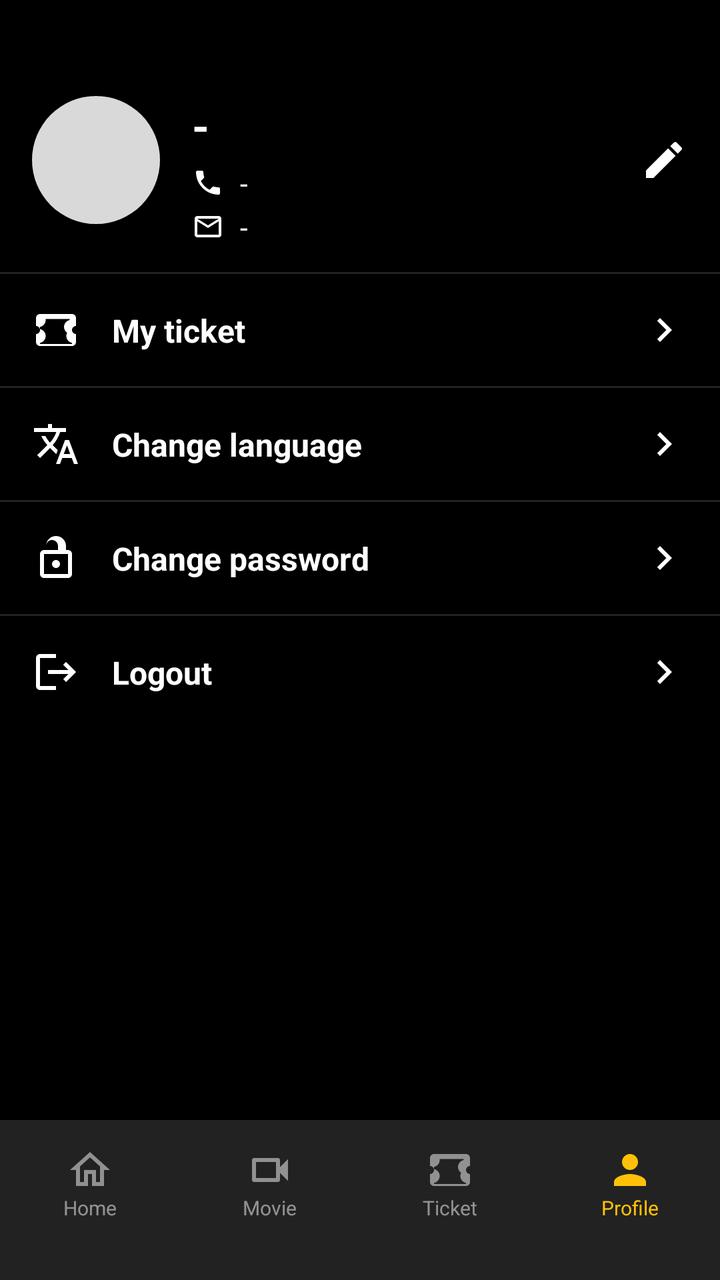
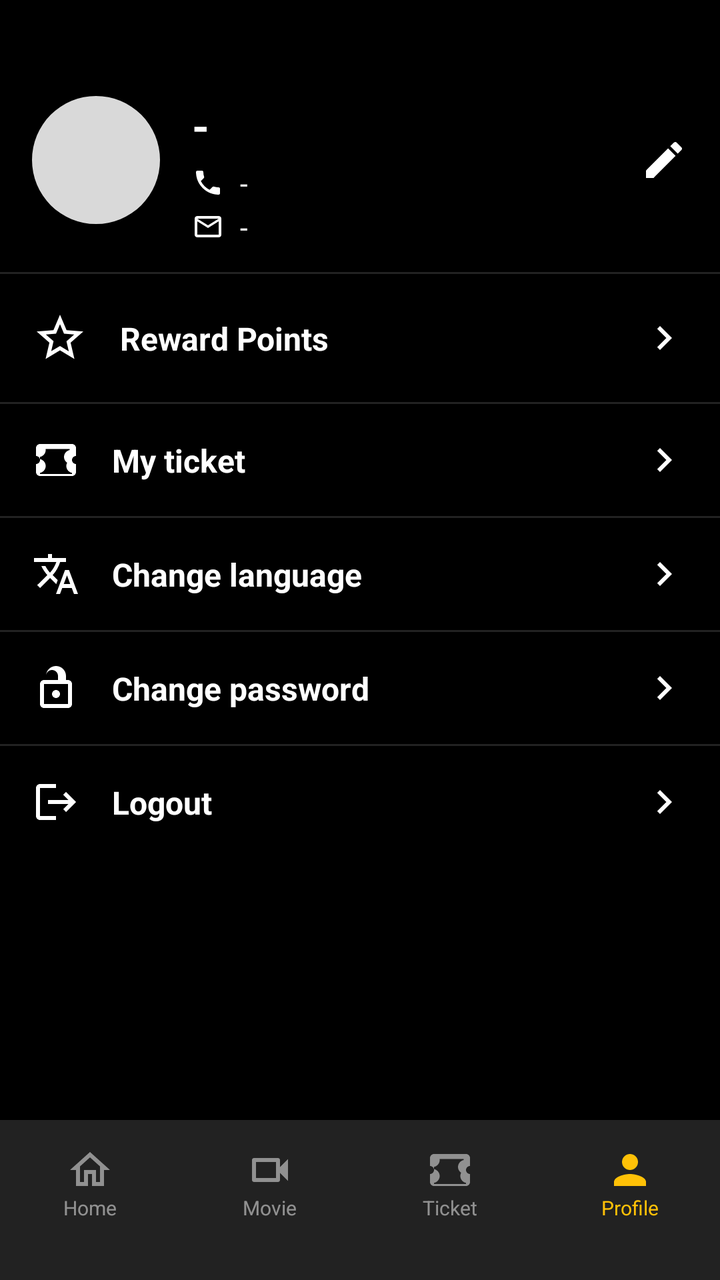

Compare the two renders of this Android layout. The source of the first and the diff that turns it into the second are given below.
<!-- AndroidManifest.xml: activity theme Theme.Moviebookingapp -->
<!-- res/layout/fragment_profile.xml -->
<?xml version="1.0" encoding="utf-8"?>
<androidx.constraintlayout.widget.ConstraintLayout xmlns:android="http://schemas.android.com/apk/res/android"
    xmlns:app="http://schemas.android.com/apk/res-auto"
    xmlns:tools="http://schemas.android.com/tools"
    android:layout_width="match_parent"
    android:layout_height="match_parent"
    android:background="@color/black"
    tools:context=".view.activity.ProfileActivity">

    
    <androidx.core.widget.NestedScrollView
        android:layout_width="match_parent"
        android:layout_height="0dp"
        app:layout_constraintTop_toTopOf="parent"
        app:layout_constraintBottom_toTopOf="@id/bottomNav">

        <androidx.constraintlayout.widget.ConstraintLayout
            android:layout_width="match_parent"
            android:layout_height="wrap_content"
            android:paddingBottom="24dp">

            
            <com.google.android.material.imageview.ShapeableImageView
                android:id="@+id/ivAvatar"
                android:layout_width="64dp"
                android:layout_height="64dp"
                android:layout_marginStart="16dp"
                android:layout_marginTop="48dp"
                android:background="@color/avatar_bg"
                android:scaleType="centerCrop"
                app:layout_constraintStart_toStartOf="parent"
                app:layout_constraintTop_toTopOf="parent"
                app:shapeAppearanceOverlay="@style/CircleImageView" />

            <TextView
                android:id="@+id/tvName"
                android:layout_width="0dp"
                android:layout_height="wrap_content"
                android:layout_marginStart="16dp"
                android:layout_marginEnd="12dp"
                android:text="@string/user_name_placeholder"
                android:textColor="@color/white"
                android:textSize="22sp"
                android:textStyle="bold"
                app:layout_constraintEnd_toStartOf="@id/ivEditProfile"
                app:layout_constraintStart_toEndOf="@id/ivAvatar"
                app:layout_constraintTop_toTopOf="@id/ivAvatar" />

            <ImageView
                android:id="@+id/ivPhone"
                android:layout_width="16dp"
                android:layout_height="16dp"
                android:layout_marginTop="6dp"
                android:src="@drawable/ic_phone"
                app:layout_constraintStart_toStartOf="@id/tvName"
                app:layout_constraintTop_toBottomOf="@id/tvName"
                app:tint="@color/white" />

            <TextView
                android:id="@+id/tvPhone"
                android:layout_width="0dp"
                android:layout_height="wrap_content"
                android:layout_marginStart="8dp"
                android:text="@string/user_phone_placeholder"
                android:textColor="@color/white"
                android:textSize="14sp"
                app:layout_constraintBottom_toBottomOf="@id/ivPhone"
                app:layout_constraintEnd_toStartOf="@id/ivEditProfile"
                app:layout_constraintStart_toEndOf="@id/ivPhone"
                app:layout_constraintTop_toTopOf="@id/ivPhone" />

            <ImageView
                android:id="@+id/ivEmail"
                android:layout_width="16dp"
                android:layout_height="16dp"
                android:layout_marginTop="6dp"
                android:src="@drawable/ic_email"
                app:layout_constraintStart_toStartOf="@id/tvName"
                app:layout_constraintTop_toBottomOf="@id/ivPhone"
                app:tint="@color/white" />

            <TextView
                android:id="@+id/tvEmail"
                android:layout_width="0dp"
                android:layout_height="wrap_content"
                android:layout_marginStart="8dp"
                android:text="@string/user_email_placeholder"
                android:textColor="@color/white"
                android:textSize="14sp"
                app:layout_constraintBottom_toBottomOf="@id/ivEmail"
                app:layout_constraintEnd_toStartOf="@id/ivEditProfile"
                app:layout_constraintStart_toEndOf="@id/ivEmail"
                app:layout_constraintTop_toTopOf="@id/ivEmail" />

            <ImageView
                android:id="@+id/ivEditProfile"
                android:layout_width="24dp"
                android:layout_height="24dp"
                android:layout_marginEnd="16dp"
                android:background="?android:attr/selectableItemBackgroundBorderless"
                android:clickable="true"
                android:focusable="true"
                android:src="@drawable/ic_edit"
                app:layout_constraintBottom_toBottomOf="@id/ivAvatar"
                app:layout_constraintEnd_toEndOf="parent"
                app:layout_constraintTop_toTopOf="@id/ivAvatar"
                app:tint="@color/white" />

            <View
                android:id="@+id/divider1"
                android:layout_width="0dp"
                android:layout_height="1dp"
                android:layout_marginTop="24dp"
                android:background="@color/divider_color"
                app:layout_constraintEnd_toEndOf="parent"
                app:layout_constraintStart_toStartOf="parent"
                app:layout_constraintTop_toBottomOf="@id/ivAvatar" />

            
            <androidx.constraintlayout.widget.ConstraintLayout
                android:id="@+id/layoutMyTicket"
                android:layout_width="0dp"
                android:layout_height="56dp"
                android:background="?android:attr/selectableItemBackground"
                android:clickable="true"
                android:focusable="true"
                android:paddingHorizontal="16dp"
                app:layout_constraintEnd_toEndOf="parent"
                app:layout_constraintStart_toStartOf="parent"
                app:layout_constraintTop_toBottomOf="@id/divider1">
                <ImageView android:id="@+id/ivMenuTicketIcon" android:layout_width="24dp" android:layout_height="24dp" android:src="@drawable/ic_ticket" app:layout_constraintBottom_toBottomOf="parent" app:layout_constraintStart_toStartOf="parent" app:layout_constraintTop_toTopOf="parent" app:tint="@color/white" />
                <TextView android:layout_width="0dp" android:layout_height="wrap_content" android:layout_marginStart="16dp" android:text="@string/my_ticket" android:textColor="@color/white" android:textSize="16sp" android:textStyle="bold" app:layout_constraintBottom_toBottomOf="parent" app:layout_constraintStart_toEndOf="@id/ivMenuTicketIcon" app:layout_constraintTop_toTopOf="parent" />
                <ImageView android:layout_width="24dp" android:layout_height="24dp" android:src="@drawable/ic_chevron_right" app:layout_constraintBottom_toBottomOf="parent" app:layout_constraintEnd_toEndOf="parent" app:layout_constraintTop_toTopOf="parent" app:tint="@color/white" />
            </androidx.constraintlayout.widget.ConstraintLayout>

            <View android:id="@+id/divider2" android:layout_width="0dp" android:layout_height="1dp" android:background="@color/divider_color" app:layout_constraintEnd_toEndOf="parent" app:layout_constraintStart_toStartOf="parent" app:layout_constraintTop_toBottomOf="@id/layoutMyTicket" />

            
            <androidx.constraintlayout.widget.ConstraintLayout
                android:id="@+id/layoutChangeLanguage"
                android:layout_width="0dp"
                android:layout_height="56dp"
                android:background="?android:attr/selectableItemBackground"
                android:clickable="true"
                android:focusable="true"
                android:paddingHorizontal="16dp"
                app:layout_constraintEnd_toEndOf="parent"
                app:layout_constraintStart_toStartOf="parent"
                app:layout_constraintTop_toBottomOf="@id/divider2">
                <ImageView android:id="@+id/ivMenuLanguageIcon" android:layout_width="24dp" android:layout_height="24dp" android:src="@drawable/ic_language" app:layout_constraintBottom_toBottomOf="parent" app:layout_constraintStart_toStartOf="parent" app:layout_constraintTop_toTopOf="parent" app:tint="@color/white" />
                <TextView android:layout_width="0dp" android:layout_height="wrap_content" android:layout_marginStart="16dp" android:text="@string/change_language" android:textColor="@color/white" android:textSize="16sp" android:textStyle="bold" app:layout_constraintBottom_toBottomOf="parent" app:layout_constraintStart_toEndOf="@id/ivMenuLanguageIcon" app:layout_constraintTop_toTopOf="parent" />
                <ImageView android:layout_width="24dp" android:layout_height="24dp" android:src="@drawable/ic_chevron_right" app:layout_constraintBottom_toBottomOf="parent" app:layout_constraintEnd_toEndOf="parent" app:layout_constraintTop_toTopOf="parent" app:tint="@color/white" />
            </androidx.constraintlayout.widget.ConstraintLayout>

            <View android:id="@+id/divider3" android:layout_width="0dp" android:layout_height="1dp" android:background="@color/divider_color" app:layout_constraintEnd_toEndOf="parent" app:layout_constraintStart_toStartOf="parent" app:layout_constraintTop_toBottomOf="@id/layoutChangeLanguage" />

            
            <androidx.constraintlayout.widget.ConstraintLayout
                android:id="@+id/layoutChangePassword"
                android:layout_width="0dp"
                android:layout_height="56dp"
                android:background="?android:attr/selectableItemBackground"
                android:clickable="true"
                android:focusable="true"
                android:paddingHorizontal="16dp"
                app:layout_constraintEnd_toEndOf="parent"
                app:layout_constraintStart_toStartOf="parent"
                app:layout_constraintTop_toBottomOf="@id/divider3">
                <ImageView android:id="@+id/ivMenuPasswordIcon" android:layout_width="24dp" android:layout_height="24dp" android:src="@drawable/ic_lock" app:layout_constraintBottom_toBottomOf="parent" app:layout_constraintStart_toStartOf="parent" app:layout_constraintTop_toTopOf="parent" app:tint="@color/white" />
                <TextView android:layout_width="0dp" android:layout_height="wrap_content" android:layout_marginStart="16dp" android:text="@string/change_password" android:textColor="@color/white" android:textSize="16sp" android:textStyle="bold" app:layout_constraintBottom_toBottomOf="parent" app:layout_constraintStart_toEndOf="@id/ivMenuPasswordIcon" app:layout_constraintTop_toTopOf="parent" />
                <ImageView android:layout_width="24dp" android:layout_height="24dp" android:src="@drawable/ic_chevron_right" app:layout_constraintBottom_toBottomOf="parent" app:layout_constraintEnd_toEndOf="parent" app:layout_constraintTop_toTopOf="parent" app:tint="@color/white" />
            </androidx.constraintlayout.widget.ConstraintLayout>

            <View android:id="@+id/divider4" android:layout_width="0dp" android:layout_height="1dp" android:background="@color/divider_color" app:layout_constraintEnd_toEndOf="parent" app:layout_constraintStart_toStartOf="parent" app:layout_constraintTop_toBottomOf="@id/layoutChangePassword" />

            
            <androidx.constraintlayout.widget.ConstraintLayout
                android:id="@+id/layoutLogout"
                android:layout_width="0dp"
                android:layout_height="56dp"
                android:background="?android:attr/selectableItemBackground"
                android:clickable="true"
                android:focusable="true"
                android:paddingHorizontal="16dp"
                app:layout_constraintEnd_toEndOf="parent"
                app:layout_constraintStart_toStartOf="parent"
                app:layout_constraintTop_toBottomOf="@id/divider4">
                <ImageView android:id="@+id/ivMenuLogoutIcon" android:layout_width="24dp" android:layout_height="24dp" android:src="@drawable/ic_logout" app:layout_constraintBottom_toBottomOf="parent" app:layout_constraintStart_toStartOf="parent" app:layout_constraintTop_toTopOf="parent" app:tint="@color/white" />
                <TextView android:layout_width="0dp" android:layout_height="wrap_content" android:layout_marginStart="16dp" android:text="Logout" android:textColor="@color/white" android:textSize="16sp" android:textStyle="bold" app:layout_constraintBottom_toBottomOf="parent" app:layout_constraintStart_toEndOf="@id/ivMenuLogoutIcon" app:layout_constraintTop_toTopOf="parent" />
                <ImageView android:layout_width="24dp" android:layout_height="24dp" android:src="@drawable/ic_chevron_right" app:layout_constraintBottom_toBottomOf="parent" app:layout_constraintEnd_toEndOf="parent" app:layout_constraintTop_toTopOf="parent" app:tint="@color/white" />
            </androidx.constraintlayout.widget.ConstraintLayout>

        </androidx.constraintlayout.widget.ConstraintLayout>
    </androidx.core.widget.NestedScrollView>

    
    <LinearLayout
        android:id="@+id/bottomNav"
        android:layout_width="match_parent"
        android:layout_height="80dp"
        android:background="@color/nav_border"
        android:orientation="horizontal"
        android:gravity="center_vertical"
        android:paddingBottom="16dp"
        app:layout_constraintBottom_toBottomOf="parent">

        <LinearLayout
            android:id="@+id/btnNavHome"
            android:layout_width="0dp"
            android:layout_height="wrap_content"
            android:layout_weight="1"
            android:orientation="vertical"
            android:gravity="center"
            android:clickable="true"
            android:focusable="true">
            <ImageView
                android:id="@+id/imgNavHome"
                android:layout_width="24dp"
                android:layout_height="24dp"
                android:src="@drawable/ic_home"
                app:tint="@color/nav_inactive" />
            <TextView
                android:id="@+id/tvNavHome"
                android:layout_width="wrap_content"
                android:layout_height="wrap_content"
                android:text="@string/nav_home"
                android:textColor="@color/nav_inactive"
                android:textSize="10sp" />
        </LinearLayout>

        <LinearLayout
            android:id="@+id/btnNavMovie"
            android:layout_width="0dp"
            android:layout_height="wrap_content"
            android:layout_weight="1"
            android:orientation="vertical"
            android:gravity="center"
            android:clickable="true"
            android:focusable="true">
            <ImageView
                android:id="@+id/imgNavMovie"
                android:layout_width="24dp"
                android:layout_height="24dp"
                android:src="@drawable/ic_movie"
                app:tint="@color/nav_inactive" />
            <TextView
                android:id="@+id/tvNavMovie"
                android:layout_width="wrap_content"
                android:layout_height="wrap_content"
                android:text="@string/nav_movie"
                android:textColor="@color/nav_inactive"
                android:textSize="10sp" />
        </LinearLayout>

        <LinearLayout
            android:id="@+id/btnNavTicket"
            android:layout_width="0dp"
            android:layout_height="wrap_content"
            android:layout_weight="1"
            android:orientation="vertical"
            android:gravity="center"
            android:clickable="true"
            android:focusable="true">
            <ImageView
                android:id="@+id/imgNavTicket"
                android:layout_width="24dp"
                android:layout_height="24dp"
                android:src="@drawable/ic_ticket"
                app:tint="@color/nav_inactive" />
            <TextView
                android:id="@+id/tvNavTicket"
                android:layout_width="wrap_content"
                android:layout_height="wrap_content"
                android:text="@string/nav_ticket"
                android:textColor="@color/nav_inactive"
                android:textSize="10sp" />
        </LinearLayout>

        <LinearLayout
            android:id="@+id/btnNavProfile"
            android:layout_width="0dp"
            android:layout_height="wrap_content"
            android:layout_weight="1"
            android:orientation="vertical"
            android:gravity="center"
            android:clickable="true"
            android:focusable="true">
            <ImageView
                android:id="@+id/imgNavProfile"
                android:layout_width="24dp"
                android:layout_height="24dp"
                android:src="@drawable/ic_profile"
                app:tint="@color/yellow" />
            <TextView
                android:id="@+id/tvNavProfile"
                android:layout_width="wrap_content"
                android:layout_height="wrap_content"
                android:text="@string/nav_profile"
                android:textColor="@color/yellow"
                android:textSize="10sp" />
        </LinearLayout>

    </LinearLayout>

</androidx.constraintlayout.widget.ConstraintLayout>
<!-- resources referenced by this layout -->
<resources>
  <color name="avatar_bg">#D9D9D9</color>
  <color name="black">#FF000000</color>
  <color name="divider_color">#22FFFFFF</color>
  <color name="nav_border">#22FFFFFF</color>
  <color name="nav_inactive">#80FFFFFF</color>
  <color name="white">#FFFFFFFF</color>
  <color name="yellow">#FFC107</color>
  <!-- drawable ic_chevron_right (drawable) -->
  <vector xmlns:android="http://schemas.android.com/apk/res/android"
      android:width="24dp"
      android:height="24dp"
      android:viewportWidth="24.0"
      android:viewportHeight="24.0">
      
      <path
          android:fillColor="#FFFFFFFF"
          android:pathData="M10,6L8.59,7.41 13.17,12l-4.58,4.59L10,18l6,-6z"/>
  </vector>
  <!-- drawable ic_email (drawable) -->
  <vector xmlns:android="http://schemas.android.com/apk/res/android"
      android:width="24dp"
      android:height="24dp"
      android:viewportWidth="24.0"
      android:viewportHeight="24.0">
      
      <path
          android:fillColor="#FFFFFFFF"
          android:pathData="M22,6c0,-1.1 -0.9,-2 -2,-2H4c-1.1,0 -2,0.9 -2,2v12c0,1.1 0.9,2 2,2h16c1.1,0 2,-0.9 2,-2V6zm-2,0l-8,5 -8,-5h16zm0,12H4V8l8,5 8,-5v10z"/>
  </vector>
  <!-- drawable ic_home (drawable) -->
  <vector xmlns:android="http://schemas.android.com/apk/res/android"
      android:width="24dp"
      android:height="24dp"
      android:viewportWidth="24.0"
      android:viewportHeight="24.0">
      
      <path
          android:fillColor="#FFFFFFFF"
          android:pathData="M12,5.69l5,4.5V18h-2v-6H9v6H7v-7.81l5,-4.5M12,3L2,12h3v8h6v-6h2v6h6v-8h3L12,3z"/>
  </vector>
  <!-- drawable ic_logout (drawable) -->
  <vector xmlns:android="http://schemas.android.com/apk/res/android"
      android:width="24dp"
      android:height="24dp"
      android:viewportWidth="24"
      android:viewportHeight="24">
      <path
          android:fillColor="@android:color/white"
          android:pathData="M17,7l-1.41,1.41L18.17,11H8v2h10.17l-2.58,2.58L17,17l5,-5zM4,5h8V3H4c-1.1,0 -2,0.9 -2,2v14c0,1.1 0.9,2 2,2h8v-2H4V5z"/>
  </vector>
  <!-- drawable ic_profile (drawable) -->
  <vector xmlns:android="http://schemas.android.com/apk/res/android"
      android:width="24dp"
      android:height="24dp"
      android:viewportWidth="24.0"
      android:viewportHeight="24.0">
      
      <path
          android:fillColor="#FFFFFFFF"
          android:pathData="M12,12c2.21,0 4,-1.79 4,-4s-1.79,-4 -4,-4 -4,1.79 -4,4 1.79,4 4,4zm0,2c-2.67,0 -8,1.34 -8,4v2h16v-2c0,-2.66 -5.33,-4 -8,-4z"/>
  </vector>
  <string name="change_language">Change language</string>
  <string name="change_password">Change password</string>
  <string name="my_ticket">My ticket</string>
  <string name="nav_home">Home</string>
  <string name="nav_movie">Movie</string>
  <string name="nav_profile">Profile</string>
  <string name="nav_ticket">Ticket</string>
  <string name="user_email_placeholder">-</string>
  <string name="user_name_placeholder">-</string>
  <string name="user_phone_placeholder">-</string>
  <style name="CircleImageView">
          <item name="cornerSize">50%</item>
      </style>
  <style name="Theme.Moviebookingapp" parent="Base.Theme.Moviebookingapp" />
  <style name="Base.Theme.Moviebookingapp" parent="Theme.Material3.DayNight.NoActionBar">
          <item name="colorPrimary">@color/yellow</item>
          <item name="android:windowBackground">@color/background_black</item>
          <item name="android:statusBarColor">@color/background_black</item>
      </style>
  <color name="background_black">#FF000000</color>
  <!-- unchanged entries left out for length: 6 -->
</resources>

<!-- the commit's change to res/layout/fragment_profile.xml (unified diff, before → after) -->
@@ -118,6 +118,47 @@
 
             
             <androidx.constraintlayout.widget.ConstraintLayout
+                android:id="@+id/layoutRewardPoints"
+                android:layout_width="0dp"
+                android:layout_height="64dp"
+                android:background="?android:attr/selectableItemBackground"
+                android:clickable="true"
+                android:focusable="true"
+                android:paddingHorizontal="16dp"
+                app:layout_constraintEnd_toEndOf="parent"
+                app:layout_constraintStart_toStartOf="parent"
+                app:layout_constraintTop_toBottomOf="@id/divider1">
+
+                
+                <ImageView android:id="@+id/ivMenuRewardIcon" android:layout_width="28dp" android:layout_height="28dp" android:src="@drawable/ic_star"  app:layout_constraintBottom_toBottomOf="parent"  app:layout_constraintStart_toStartOf="parent"  app:layout_constraintTop_toTopOf="parent" />
+
+                
+                <LinearLayout
+                    android:layout_width="0dp"
+                    android:layout_height="wrap_content"
+                    android:layout_marginStart="16dp"
+                    android:orientation="vertical"
+                    app:layout_constraintBottom_toBottomOf="parent"
+                    app:layout_constraintEnd_toStartOf="@id/ivChevronReward"
+                    app:layout_constraintStart_toEndOf="@id/ivMenuRewardIcon"
+                    app:layout_constraintTop_toTopOf="parent">
+
+                    <TextView android:layout_width="wrap_content" android:layout_height="wrap_content" android:text="Reward Points" android:textColor="@color/white" android:textSize="16sp" android:textStyle="bold" />
+
+                </LinearLayout>
+                <ImageView android:id="@+id/ivChevronReward" android:layout_width="24dp" android:layout_height="24dp" android:src="@drawable/ic_chevron_right" app:layout_constraintBottom_toBottomOf="parent" app:layout_constraintEnd_toEndOf="parent" app:layout_constraintTop_toTopOf="parent" app:tint="@color/white" />
+            </androidx.constraintlayout.widget.ConstraintLayout>
+
+            <View
+                android:id="@+id/dividerReward"
+                android:layout_width="0dp"
+                android:layout_height="1dp"
+                android:background="@color/divider_color"
+                app:layout_constraintEnd_toEndOf="parent"
+                app:layout_constraintStart_toStartOf="parent"
+                app:layout_constraintTop_toBottomOf="@id/layoutRewardPoints" />
+            
+            <androidx.constraintlayout.widget.ConstraintLayout
                 android:id="@+id/layoutMyTicket"
                 android:layout_width="0dp"
                 android:layout_height="56dp"
@@ -127,7 +168,7 @@
                 android:paddingHorizontal="16dp"
                 app:layout_constraintEnd_toEndOf="parent"
                 app:layout_constraintStart_toStartOf="parent"
-                app:layout_constraintTop_toBottomOf="@id/divider1">
+                app:layout_constraintTop_toBottomOf="@id/dividerReward">
                 <ImageView android:id="@+id/ivMenuTicketIcon" android:layout_width="24dp" android:layout_height="24dp" android:src="@drawable/ic_ticket" app:layout_constraintBottom_toBottomOf="parent" app:layout_constraintStart_toStartOf="parent" app:layout_constraintTop_toTopOf="parent" app:tint="@color/white" />
                 <TextView android:layout_width="0dp" android:layout_height="wrap_content" android:layout_marginStart="16dp" android:text="@string/my_ticket" android:textColor="@color/white" android:textSize="16sp" android:textStyle="bold" app:layout_constraintBottom_toBottomOf="parent" app:layout_constraintStart_toEndOf="@id/ivMenuTicketIcon" app:layout_constraintTop_toTopOf="parent" />
                 <ImageView android:layout_width="24dp" android:layout_height="24dp" android:src="@drawable/ic_chevron_right" app:layout_constraintBottom_toBottomOf="parent" app:layout_constraintEnd_toEndOf="parent" app:layout_constraintTop_toTopOf="parent" app:tint="@color/white" />
<!-- resource entries referenced after the edit -->
@@ -61,6 +61,12 @@
           android:fillColor="#FFFFFFFF"
           android:pathData="M12,12c2.21,0 4,-1.79 4,-4s-1.79,-4 -4,-4 -4,1.79 -4,4 1.79,4 4,4zm0,2c-2.67,0 -8,1.34 -8,4v2h16v-2c0,-2.66 -5.33,-4 -8,-4z"/>
   </vector>
+  <!-- drawable ic_star (drawable) -->
+  <vector xmlns:android="http://schemas.android.com/apk/res/android" android:height="24dp" android:tint="#FFFFFF" android:viewportHeight="24" android:viewportWidth="24" android:width="24dp">
+        
+      <path android:fillColor="@android:color/white" android:pathData="M22,9.24l-7.19,-0.62L12,2 9.19,8.63 2,9.24l5.46,4.73L5.82,21 12,17.27 18.18,21l-1.63,-7.03L22,9.24zM12,15.4l-3.76,2.27 1,-4.28 -3.32,-2.88 4.38,-0.38L12,6.1l1.71,4.04 4.38,0.38 -3.32,2.88 1,4.28L12,15.4z"/>
+      
+  </vector>
   <string name="change_language">Change language</string>
   <string name="change_password">Change password</string>
   <string name="my_ticket">My ticket</string>
